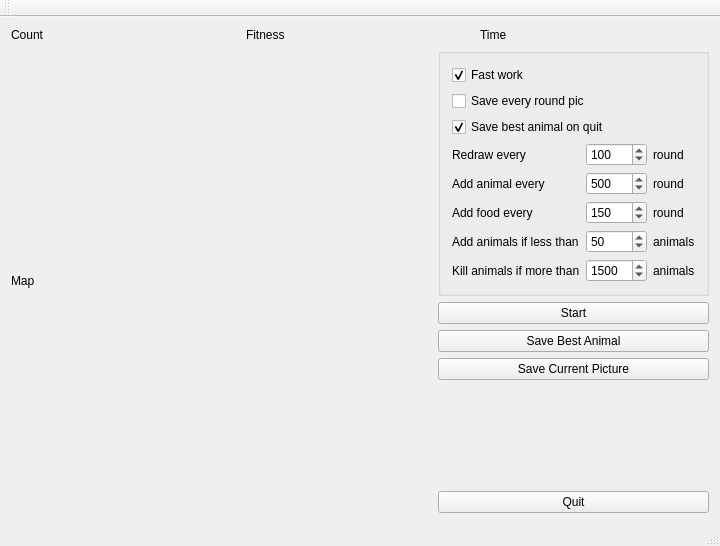
icoz/evo, file mainwindow.ui: the form before one commit.
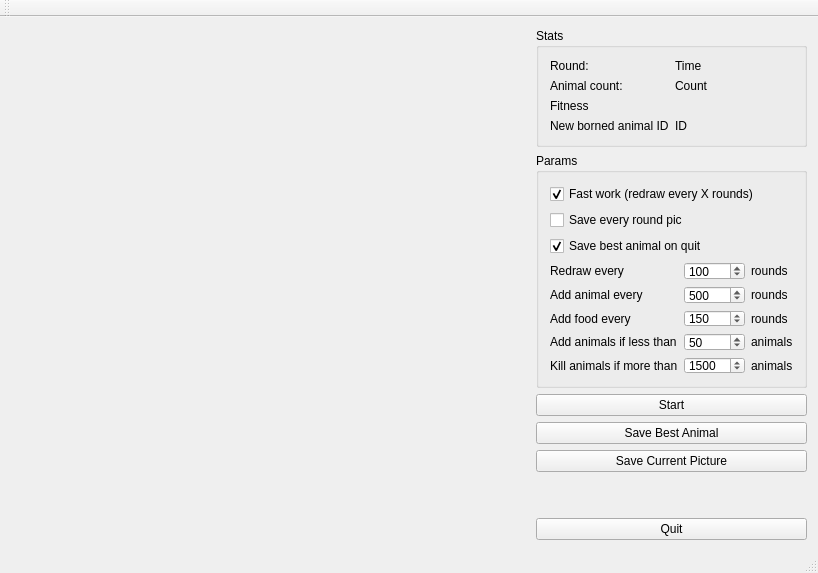
The form after the commit.

Commit message: MainWindow: some optimizations small refactoring: label renamed

```diff
--- a/mainwindow.ui
+++ b/mainwindow.ui
@@ -6,8 +6,8 @@
    <rect>
     <x>0</x>
     <y>0</y>
-    <width>720</width>
-    <height>546</height>
+    <width>818</width>
+    <height>573</height>
    </rect>
   </property>
   <property name="windowTitle">
@@ -16,29 +16,7 @@
   <widget class="QWidget" name="centralWidget">
    <layout class="QVBoxLayout" name="verticalLayout_3">
     <item>
-     <layout class="QHBoxLayout" name="horizontalLayout_2">
-      <item>
-       <widget class="QLabel" name="lblCount">
-        <property name="text">
-         <string>Count</string>
-        </property>
-       </widget>
-      </item>
-      <item>
-       <widget class="QLabel" name="lblFitness">
-        <property name="text">
-         <string>Fitness</string>
-        </property>
-       </widget>
-      </item>
-      <item>
-       <widget class="QLabel" name="lblTime">
-        <property name="text">
-         <string>Time</string>
-        </property>
-       </widget>
-      </item>
-     </layout>
+     <layout class="QHBoxLayout" name="horizontalLayout_2"/>
     </item>
     <item>
      <layout class="QHBoxLayout" name="horizontalLayout" stretch="1,0">
@@ -50,23 +28,99 @@
           <verstretch>0</verstretch>
          </sizepolicy>
         </property>
+        <property name="minimumSize">
+         <size>
+          <width>512</width>
+          <height>512</height>
+         </size>
+        </property>
         <property name="text">
-         <string>Map</string>
+         <string/>
         </property>
        </widget>
       </item>
       <item>
        <layout class="QVBoxLayout" name="verticalLayout_2">
         <item>
-         <widget class="QGroupBox" name="groupBox">
-          <property name="sizePolicy">
-           <sizepolicy hsizetype="Preferred" vsizetype="Expanding">
-            <horstretch>0</horstretch>
-            <verstretch>0</verstretch>
-           </sizepolicy>
+         <widget class="QGroupBox" name="groupStats">
+          <property name="minimumSize">
+           <size>
+            <width>0</width>
+            <height>0</height>
+           </size>
           </property>
           <property name="title">
-           <string/>
+           <string>Stats</string>
+          </property>
+          <layout class="QGridLayout" name="gridLayout_2">
+           <item row="0" column="0">
+            <widget class="QLabel" name="label_12">
+             <property name="text">
+              <string>Round:</string>
+             </property>
+            </widget>
+           </item>
+           <item row="0" column="1">
+            <widget class="QLabel" name="lblTime">
+             <property name="text">
+              <string>Time</string>
+             </property>
+            </widget>
+           </item>
+           <item row="1" column="0">
+            <widget class="QLabel" name="label_13">
+             <property name="text">
+              <string>Animal count:</string>
+             </property>
+            </widget>
+           </item>
+           <item row="1" column="1">
+            <widget class="QLabel" name="lblCount">
+             <property name="text">
+              <string>Count</string>
+             </property>
+            </widget>
+           </item>
+           <item row="2" column="0" colspan="2">
+            <widget class="QLabel" name="lblFitness">
+             <property name="maximumSize">
+              <size>
+               <width>138</width>
+               <height>16777215</height>
+              </size>
+             </property>
+             <property name="text">
+              <string>Fitness</string>
+             </property>
+            </widget>
+           </item>
+           <item row="3" column="0">
+            <widget class="QLabel" name="label_14">
+             <property name="text">
+              <string>New borned animal ID</string>
+             </property>
+            </widget>
+           </item>
+           <item row="3" column="1">
+            <widget class="QLabel" name="lblCurAniID">
+             <property name="text">
+              <string>ID</string>
+             </property>
+            </widget>
+           </item>
+          </layout>
+         </widget>
+        </item>
+        <item>
+         <widget class="QGroupBox" name="groupParams">
+          <property name="minimumSize">
+           <size>
+            <width>0</width>
+            <height>200</height>
+           </size>
+          </property>
+          <property name="title">
+           <string>Params</string>
           </property>
           <property name="flat">
            <bool>false</bool>
@@ -78,7 +132,7 @@
            <item>
             <widget class="QCheckBox" name="cbxFast">
              <property name="text">
-              <string>Fast work</string>
+              <string>Fast work (redraw every X rounds)</string>
              </property>
              <property name="checked">
               <bool>true</bool>
@@ -107,7 +161,7 @@
              <item row="0" column="2">
               <widget class="QLabel" name="label_4">
                <property name="text">
-                <string>round</string>
+                <string>rounds</string>
                </property>
               </widget>
              </item>
@@ -161,7 +215,7 @@
              <item row="2" column="2">
               <widget class="QLabel" name="label_7">
                <property name="text">
-                <string>round</string>
+                <string>rounds</string>
                </property>
               </widget>
              </item>
@@ -221,7 +275,7 @@
              <item row="1" column="2">
               <widget class="QLabel" name="label_5">
                <property name="text">
-                <string>round</string>
+                <string>rounds</string>
                </property>
               </widget>
              </item>
@@ -276,6 +330,9 @@
           <property name="orientation">
            <enum>Qt::Vertical</enum>
           </property>
+          <property name="sizeType">
+           <enum>QSizePolicy::MinimumExpanding</enum>
+          </property>
           <property name="sizeHint" stdset="0">
            <size>
             <width>20</width>
```
Left out of the diff: 7 changed lines with no effect on the pictures. The commit also changes 1 other file.
